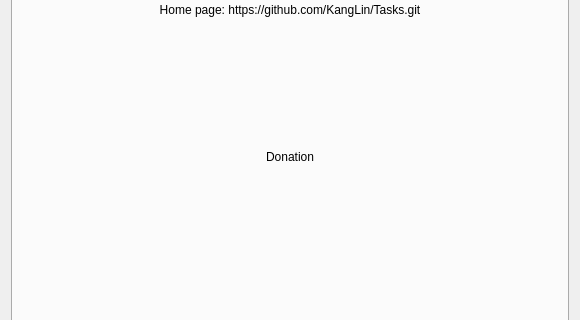
Before: the Qt Designer form DlgAbout/DlgAbout.ui in KangLin/Calendar, drawn with Qt 5; both pictures show x 0 to 580 and y 159 to 479 of the 580 by 663 pixel window.
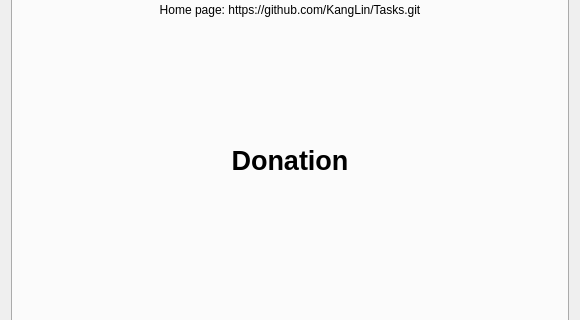
After: the same form once the commit is applied. Icons and pictures are not drawn.

```diff
--- a/DlgAbout/DlgAbout.ui
+++ b/DlgAbout/DlgAbout.ui
@@ -205,6 +205,13 @@
        </item>
        <item row="4" column="0">
         <widget class="QLabel" name="label_2">
+         <property name="font">
+          <font>
+           <pointsize>20</pointsize>
+           <weight>75</weight>
+           <bold>true</bold>
+          </font>
+         </property>
          <property name="text">
           <string>Donation</string>
          </property>
```
